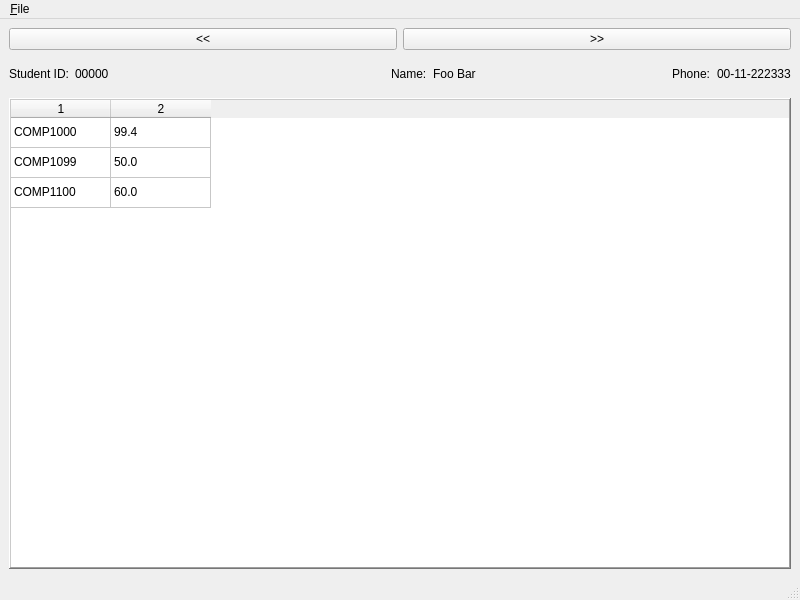
Qt form Application/Tasks/04-srgui/src/mainwindow.ui (OhHeyItsJosh/COMP1000-CW2) before a commit.
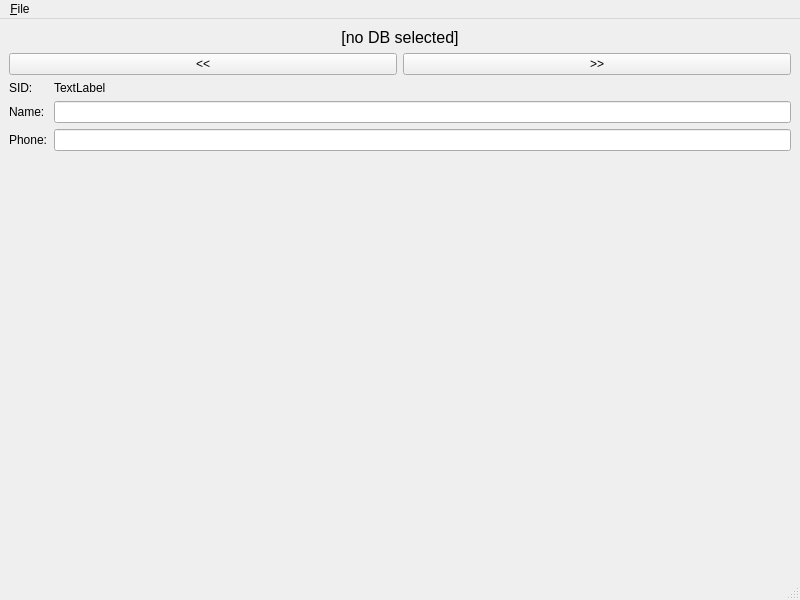
The same form after that commit.

What changed in the file:
```diff
--- a/Application/Tasks/04-srgui/src/mainwindow.ui
+++ b/Application/Tasks/04-srgui/src/mainwindow.ui
@@ -15,6 +15,24 @@
   </property>
   <widget class="QWidget" name="centralwidget">
    <layout class="QVBoxLayout" name="verticalLayout">
+    <item>
+     <widget class="QLabel" name="lbl_selectedDB">
+      <property name="font">
+       <font>
+        <pointsize>12</pointsize>
+       </font>
+      </property>
+      <property name="text">
+       <string>[no DB selected]</string>
+      </property>
+      <property name="textFormat">
+       <enum>Qt::AutoText</enum>
+      </property>
+      <property name="alignment">
+       <set>Qt::AlignCenter</set>
+      </property>
+     </widget>
+    </item>
     <item>
      <layout class="QHBoxLayout" name="horizontalLayout">
       <item>
@@ -34,160 +52,55 @@
      </layout>
     </item>
     <item>
-     <layout class="QHBoxLayout" name="horizontalLayout_5" stretch="0,0,0,0">
-      <property name="topMargin">
-       <number>8</number>
-      </property>
-      <property name="bottomMargin">
-       <number>8</number>
-      </property>
-      <item>
-       <layout class="QHBoxLayout" name="horizontalLayout_2">
-        <item>
-         <widget class="QLabel" name="label">
-          <property name="text">
-           <string>Student ID:</string>
-          </property>
-         </widget>
-        </item>
-        <item>
-         <widget class="QLabel" name="labelSID">
-          <property name="text">
-           <string>00000</string>
-          </property>
-         </widget>
-        </item>
-       </layout>
-      </item>
-      <item>
-       <spacer name="horizontalSpacer">
-        <property name="orientation">
-         <enum>Qt::Horizontal</enum>
-        </property>
-        <property name="sizeHint" stdset="0">
-         <size>
-          <width>40</width>
-          <height>20</height>
-         </size>
-        </property>
-       </spacer>
-      </item>
-      <item>
-       <layout class="QHBoxLayout" name="horizontalLayout_3">
-        <item>
-         <widget class="QLabel" name="label_3">
-          <property name="text">
-           <string>Name:</string>
-          </property>
-         </widget>
-        </item>
-        <item>
-         <widget class="QLabel" name="labelNAME">
-          <property name="text">
-           <string>Foo Bar</string>
-          </property>
-         </widget>
-        </item>
-        <item>
-         <spacer name="horizontalSpacer_2">
-          <property name="orientation">
-           <enum>Qt::Horizontal</enum>
-          </property>
-          <property name="sizeHint" stdset="0">
-           <size>
-            <width>40</width>
-            <height>20</height>
-           </size>
-          </property>
-         </spacer>
-        </item>
-       </layout>
-      </item>
-      <item>
-       <layout class="QHBoxLayout" name="horizontalLayout_4">
-        <item>
-         <widget class="QLabel" name="label_2">
-          <property name="text">
-           <string>Phone:</string>
-          </property>
-         </widget>
-        </item>
-        <item>
-         <widget class="QLabel" name="labelPHONE">
-          <property name="text">
-           <string>00-11-222333</string>
-          </property>
-         </widget>
-        </item>
-       </layout>
-      </item>
-     </layout>
-    </item>
-    <item>
-     <widget class="QTableWidget" name="tableWidget">
-      <property name="frameShape">
-       <enum>QFrame::WinPanel</enum>
-      </property>
-      <property name="frameShadow">
-       <enum>QFrame::Raised</enum>
-      </property>
-      <property name="lineWidth">
-       <number>1</number>
-      </property>
-      <property name="midLineWidth">
-       <number>1</number>
-      </property>
-      <property name="rowCount">
-       <number>3</number>
-      </property>
-      <property name="columnCount">
-       <number>2</number>
-      </property>
-      <attribute name="horizontalHeaderVisible">
-       <bool>true</bool>
-      </attribute>
-      <attribute name="horizontalHeaderStretchLastSection">
-       <bool>false</bool>
-      </attribute>
-      <attribute name="verticalHeaderVisible">
-       <bool>false</bool>
-      </attribute>
-      <row/>
-      <row/>
-      <row/>
-      <column/>
-      <column/>
+     <layout class="QFormLayout" name="formLayout">
       <item row="0" column="0">
-       <property name="text">
-        <string>COMP1000</string>
-       </property>
-      </item>
-      <item row="0" column="1">
-       <property name="text">
-        <string>99.4</string>
-       </property>
+       <widget class="QLabel" name="lbl_sid">
+        <property name="text">
+         <string>SID:</string>
+        </property>
+       </widget>
       </item>
       <item row="1" column="0">
-       <property name="text">
-        <string>COMP1099</string>
-       </property>
-      </item>
-      <item row="1" column="1">
-       <property name="text">
-        <string>50.0</string>
-       </property>
+       <widget class="QLabel" name="lbl_name">
+        <property name="text">
+         <string>Name:</string>
+        </property>
+       </widget>
       </item>
       <item row="2" column="0">
-       <property name="text">
-        <string>COMP1100</string>
-       </property>
+       <widget class="QLabel" name="lbl_phone">
+        <property name="text">
+         <string>Phone:</string>
+        </property>
+       </widget>
+      </item>
+      <item row="0" column="1">
+       <widget class="QLabel" name="val_sid">
+        <property name="text">
+         <string>TextLabel</string>
+        </property>
+       </widget>
+      </item>
+      <item row="1" column="1">
+       <widget class="QLineEdit" name="txt_name"/>
       </item>
       <item row="2" column="1">
-       <property name="text">
-        <string>60.0</string>
-       </property>
+       <widget class="QLineEdit" name="txt_phone"/>
       </item>
-     </widget>
+     </layout>
+    </item>
+    <item>
+     <spacer name="verticalSpacer">
+      <property name="orientation">
+       <enum>Qt::Vertical</enum>
+      </property>
+      <property name="sizeHint" stdset="0">
+       <size>
+        <width>20</width>
+        <height>40</height>
+       </size>
+      </property>
+     </spacer>
     </item>
    </layout>
   </widget>
```
Left out of the diff: 2 changed lines with no effect on the pictures.
